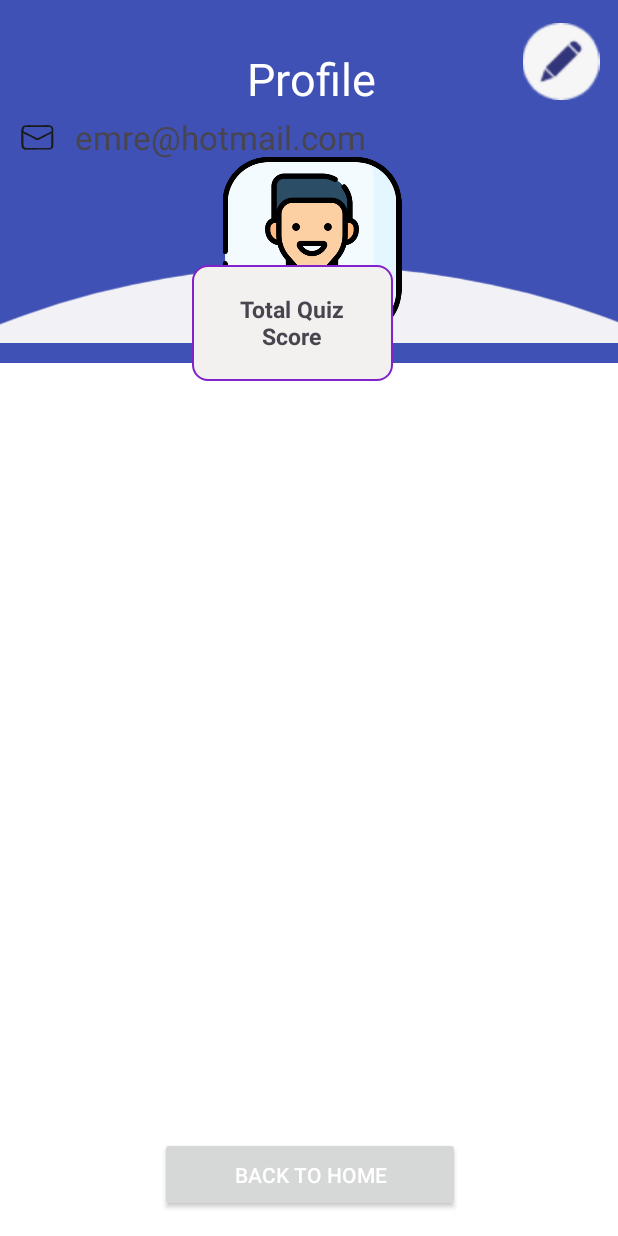
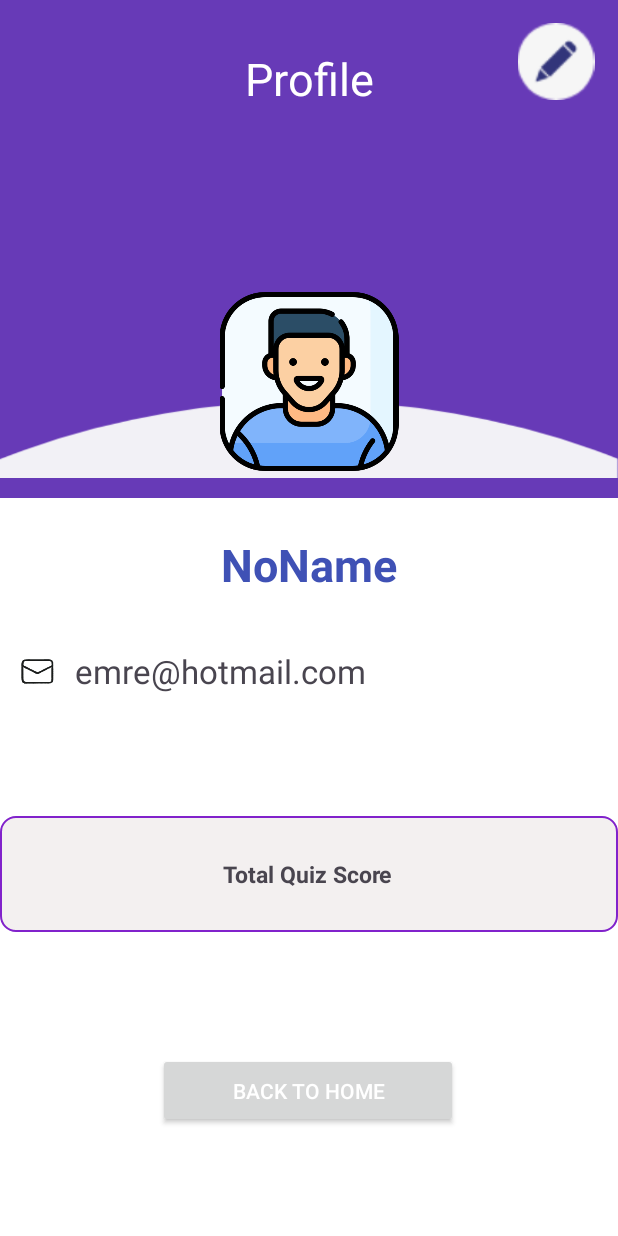
Before and after one commit to CankayaUniversity/ceng-407-408-2023-2024-Simulating-Scientific-Experiments-Using-Virtual-Reality, an Android app: the ProfileFragment screen opened through its navigation route, on a phone screen of 412 x 824 dp. Run offline under Robolectric (Android 15) with nearby library versions, the light colour scheme and no system bars.

Commit message:
When user register and login successfully, The username textfields are updated in the drawer menu and profile fragments.

```diff
--- a/vrevolution-mobile-android/app/src/main/java/com/example/cankaya_final_project/ui/ProfileFragment.kt
+++ b/vrevolution-mobile-android/app/src/main/java/com/example/cankaya_final_project/ui/ProfileFragment.kt
@@ -1,23 +1,40 @@
 package com.example.cankaya_final_project.ui
 
+import android.content.Context
 import android.os.Bundle
 import androidx.fragment.app.Fragment
 import android.view.LayoutInflater
 import android.view.View
 import android.view.ViewGroup
 import com.example.cankaya_final_project.R
+import com.example.cankaya_final_project.databinding.FragmentHomeBinding
+import com.example.cankaya_final_project.databinding.FragmentProfileBinding
 
 
 class ProfileFragment : Fragment() {
 
+    private lateinit var binding:FragmentProfileBinding
+
 
     override fun onCreateView(
-        inflater: LayoutInflater, container: ViewGroup?,
-        savedInstanceState: Bundle?
-    ): View? {
-        // Inflate the layout for this fragment
-        return inflater.inflate(R.layout.fragment_profile, container, false)
+            inflater: LayoutInflater, container: ViewGroup?,
+            savedInstanceState: Bundle?
+        ): View? {
+                    binding = FragmentProfileBinding.inflate(inflater, container, false)
+                    return binding.root
     }
 
 
+    override fun onViewCreated(view: View, savedInstanceState: Bundle?) {
+        super.onViewCreated(view, savedInstanceState)
+
+        val sharedPref = activity?.getSharedPreferences("MyAppPreferences", Context.MODE_PRIVATE)
+        val username = sharedPref?.getString("username", "NoName") ?: "NoName"
+
+        binding.tvUsername.text=username
+
+
+
+    }
+
 }
--- a/vrevolution-mobile-android/app/src/main/res/layout/fragment_profile.xml
+++ b/vrevolution-mobile-android/app/src/main/res/layout/fragment_profile.xml
@@ -11,12 +11,15 @@
 
     <androidx.constraintlayout.widget.ConstraintLayout
         android:id="@+id/constraintLayout"
-        android:layout_width="415dp"
-        android:layout_height="242dp"
-        android:background="#3F51B5"
-        tools:ignore="MissingConstraints"
-        tools:layout_editor_absoluteX="-2dp"
-        tools:layout_editor_absoluteY="-2dp">
+        android:layout_width="0dp"
+        android:layout_height="0dp"
+        android:layout_marginBottom="24dp"
+        android:background="#673AB7"
+        app:layout_constraintBottom_toTopOf="@+id/tvUsername"
+        app:layout_constraintEnd_toEndOf="parent"
+        app:layout_constraintStart_toStartOf="parent"
+        app:layout_constraintTop_toTopOf="parent"
+        tools:ignore="MissingConstraints">
 
         <ImageView
             android:id="@+id/imageView3"
@@ -63,20 +66,23 @@
 
 
     <TextView
-        android:id="@+id/ProfileNameSurname"
+        android:id="@+id/tvUsername"
         android:layout_width="wrap_content"
         android:layout_height="wrap_content"
+        android:layout_marginBottom="427dp"
         android:text="Emre Gülkanat"
         android:textColor="#3F51B5"
         android:textSize="30sp"
         android:textStyle="bold"
-        tools:ignore="MissingConstraints"
-        tools:layout_editor_absoluteX="106dp"
-        tools:layout_editor_absoluteY="264dp" />
+        app:layout_constraintBottom_toBottomOf="parent"
+        app:layout_constraintEnd_toEndOf="parent"
+        app:layout_constraintStart_toStartOf="parent"
+        app:layout_constraintTop_toBottomOf="@+id/constraintLayout"
+        tools:ignore="MissingConstraints" />
 
     <TextView
         android:id="@+id/profileEmail"
-        android:layout_width="406dp"
+        android:layout_width="0dp"
         android:layout_height="wrap_content"
         android:layout_marginTop="36dp"
         android:drawableLeft="@drawable/mailbox"
@@ -84,15 +90,16 @@
         android:paddingStart="10dp"
         android:text="emre@hotmail.com"
         android:textSize="22sp"
-        app:layout_constraintTop_toBottomOf="@+id/ProfileNameSurname"
-        tools:ignore="MissingConstraints"
-        tools:layout_editor_absoluteX="14dp" />
+        app:layout_constraintEnd_toEndOf="parent"
+        app:layout_constraintStart_toStartOf="parent"
+        app:layout_constraintTop_toBottomOf="@+id/tvUsername"
+        tools:ignore="MissingConstraints" />
+
 
     <TextView
         android:id="@+id/profilescore"
-        android:layout_width="134dp"
+        android:layout_width="0dp"
         android:layout_height="77dp"
-        android:layout_marginTop="20dp"
         android:background="@drawable/text_border"
         android:drawablePadding="10dp"
         android:gravity="center"
@@ -100,34 +107,24 @@
         android:text="Total Quiz Score"
         android:textSize="15dp"
         android:textStyle="bold"
+        app:layout_constraintBottom_toTopOf="@+id/homeButton"
         app:layout_constraintEnd_toEndOf="parent"
-        app:layout_constraintHorizontal_bias="0.0"
-        app:layout_constraintStart_toEndOf="@+id/imageView6"
-        app:layout_constraintTop_toTopOf="@+id/imageView6"
+        app:layout_constraintStart_toStartOf="parent"
+        app:layout_constraintTop_toBottomOf="@+id/profileEmail"
         tools:ignore="TextSizeCheck" />
 
-    <ImageView
-        android:id="@+id/imageView6"
-        android:layout_width="128dp"
-        android:layout_height="107dp"
-        app:layout_constraintTop_toBottomOf="@+id/profileEmail"
-        tools:ignore="MissingConstraints"
-        android:layout_marginTop="50dp"
-        tools:layout_editor_absoluteX="35dp" />
-
-
     <androidx.appcompat.widget.AppCompatButton
-        android:id="@+id/loginButton"
+        android:id="@+id/homeButton"
         android:layout_width="200dp"
         android:layout_height="50dp"
-        android:layout_marginBottom="16dp"
+        android:layout_marginBottom="72dp"
         android:elevation="15dp"
         android:text="Back to Home"
         android:textColor="@android:color/white"
         app:cornerRadius="10dp"
         app:layout_constraintBottom_toBottomOf="parent"
         app:layout_constraintEnd_toEndOf="parent"
-        app:layout_constraintHorizontal_bias="0.502"
+        app:layout_constraintHorizontal_bias="0.497"
         app:layout_constraintStart_toStartOf="parent" />
 
 
```
Also changed, not shown: vrevolution-mobile-android/app/src/main/java/com/example/cankaya_final_project/ui/HomeFragment.kt (+10 -0 lines), vrevolution-mobile-android/app/src/main/java/com/example/cankaya_final_project/ui/RegisterFragment.kt (+8 -0 lines), vrevolution-mobile-android/app/src/main/res/layout/nav_header.xml (+27 -36 lines).
